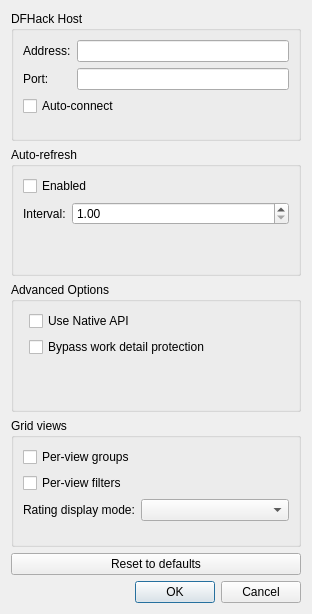
cvuchener/df-workdetailtest, file ui/PreferencesDialog.ui: the form before one commit.
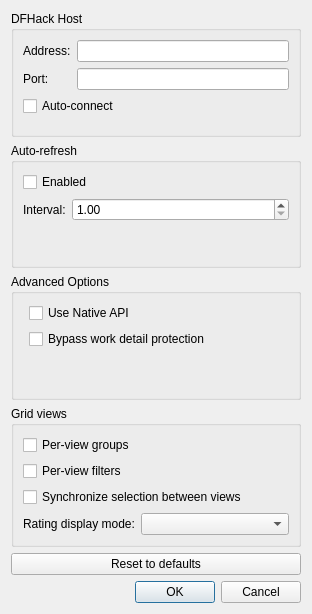
The form after the commit.

Commit message: Synchronize selection between views

What changed in the file:
```diff
--- a/ui/PreferencesDialog.ui
+++ b/ui/PreferencesDialog.ui
@@ -129,10 +129,10 @@
      <layout class="QVBoxLayout" name="verticalLayout_5">
       <item>
        <layout class="QFormLayout" name="gridview_layout">
-        <item row="3" column="1">
+        <item row="4" column="1">
          <widget class="QComboBox" name="rating_display_cb"/>
         </item>
-        <item row="3" column="0">
+        <item row="4" column="0">
          <widget class="QLabel" name="ratin_display_label">
           <property name="text">
            <string>Rating display mode:</string>
@@ -153,6 +153,13 @@
           </property>
          </widget>
         </item>
+        <item row="3" column="0" colspan="2">
+         <widget class="QCheckBox" name="gridview_sync_selection">
+          <property name="text">
+           <string>Synchronize selection between views</string>
+          </property>
+         </widget>
+        </item>
        </layout>
       </item>
      </layout>
```
The commit also changes 8 other files.
